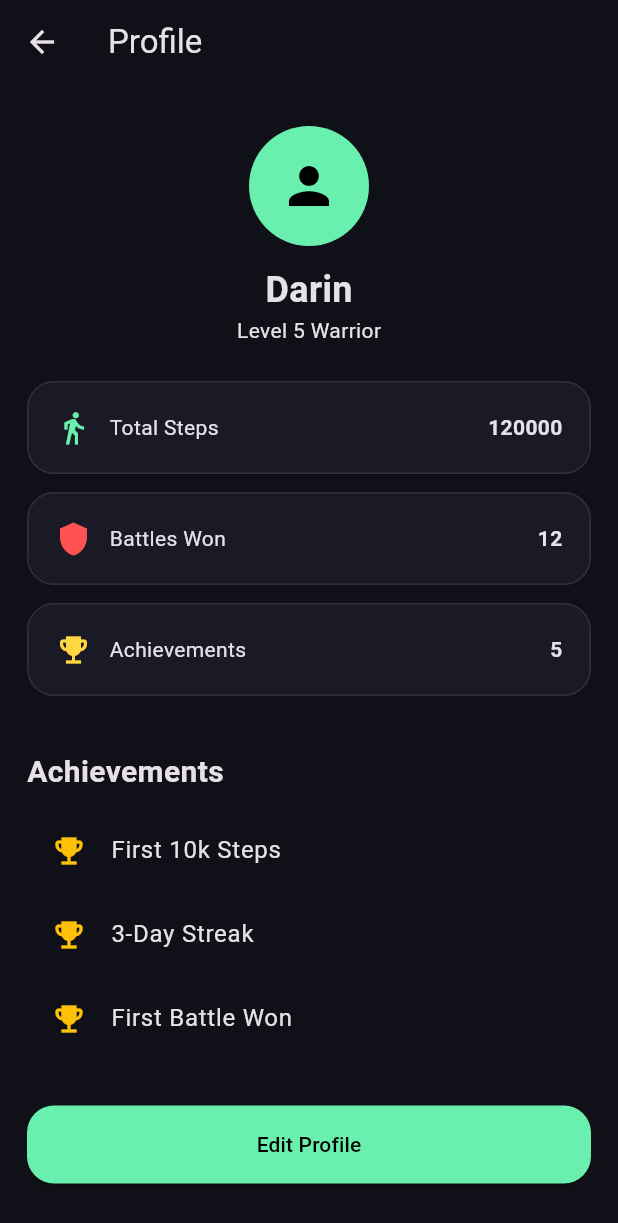
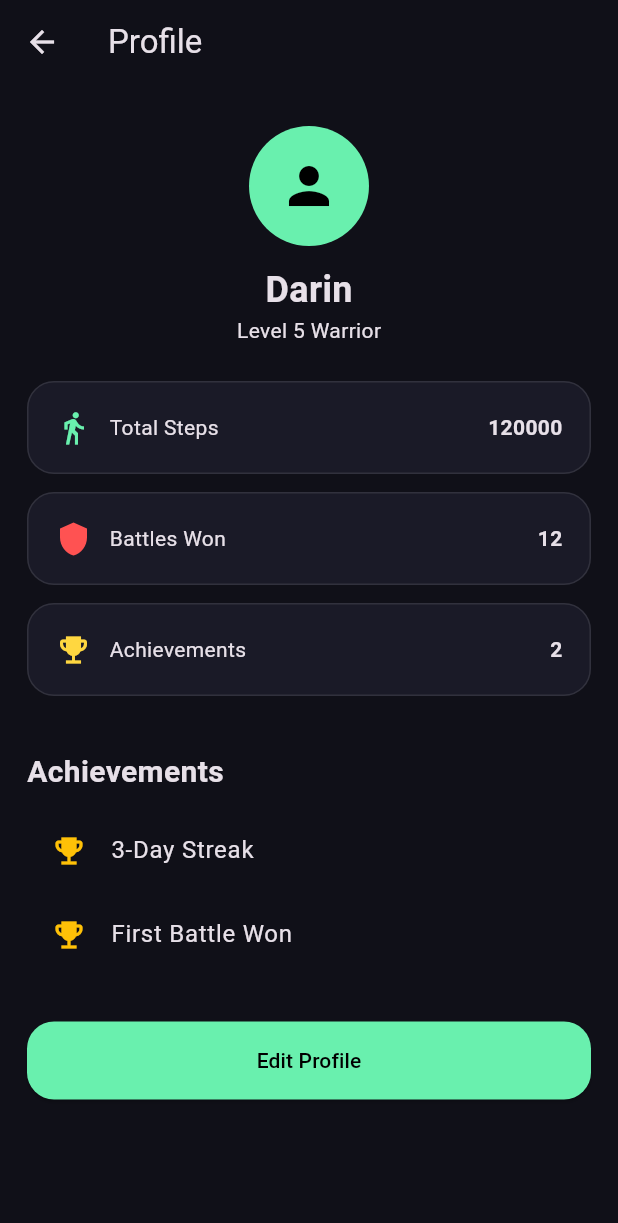
Before and after one commit to DareeInn/stepquest-fitness-rpg, a Flutter app: the QuestScreen screen opened by its route, after a tap on "Claim Reward", after a tap on the "person" icon, on a phone screen of 412 x 824 dp. Shown: the top 1223 px of the screen. Run offline on Flutter 3.47's test engine with Material 3 defaults, Android fonts, the light colour scheme and no system bars.

Commit message:
Add achievement unlock logic

```diff
--- a/lib/models/game_state.dart
+++ b/lib/models/game_state.dart
@@ -11,7 +11,30 @@ class GameState {
     streakDays: 3,
     battlesWon: 12,
     totalSteps: 120000,
+    achievements: ['3-Day Streak'],
   );
+
+  static void unlockAchievement(String achievement) {
+    if (player.achievements.contains(achievement)) return;
+    player = player.copyWith(
+      achievements: [...player.achievements, achievement],
+    );
+  }
+
+  static void checkAchievements() {
+    if (player.battlesWon >= 1) {
+      unlockAchievement('First Battle Won');
+    }
+    if (player.level >= 6) {
+      unlockAchievement('Level 6 Reached');
+    }
+    if (player.stepsToday >= 10000) {
+      unlockAchievement('10k Steps Completed');
+    }
+    if (player.streakDays >= 3) {
+      unlockAchievement('3-Day Streak');
+    }
+  }
 
   static void addXp(int amount) {
     int newXp = player.currentXp + amount;
@@ -26,9 +49,11 @@ class GameState {
     }
 
     player = player.copyWith(currentXp: newXp, level: newLevel, maxXp: maxXp);
+    checkAchievements();
   }
 
   static void addBattleWin() {
     player = player.copyWith(battlesWon: player.battlesWon + 1);
+    checkAchievements();
   }
 }
--- a/lib/models/player_stats.dart
+++ b/lib/models/player_stats.dart
@@ -9,6 +9,7 @@ class PlayerStats {
     required this.streakDays,
     required this.battlesWon,
     required this.totalSteps,
+    required this.achievements,
   });
 
   final String name;
@@ -20,6 +21,7 @@ class PlayerStats {
   final int streakDays;
   final int battlesWon;
   final int totalSteps;
+  final List<String> achievements;
 
   double get xpProgress => currentXp / maxXp;
   double get stepProgress => stepsToday / stepGoal;
@@ -34,6 +36,7 @@ class PlayerStats {
     int? streakDays,
     int? battlesWon,
     int? totalSteps,
+    List<String>? achievements,
   }) {
     return PlayerStats(
       name: name ?? this.name,
@@ -45,6 +48,7 @@ class PlayerStats {
       streakDays: streakDays ?? this.streakDays,
       battlesWon: battlesWon ?? this.battlesWon,
       totalSteps: totalSteps ?? this.totalSteps,
+      achievements: achievements ?? this.achievements,
     );
   }
 }
--- a/lib/screens/profile_screen.dart
+++ b/lib/screens/profile_screen.dart
@@ -55,9 +55,9 @@ class ProfileScreen extends StatelessWidget {
               icon: Icons.shield,
               color: Colors.redAccent,
             ),
-            const StatCard(
+            StatCard(
               title: 'Achievements',
-              value: '5',
+              value: '${player.achievements.length}',
               icon: Icons.emoji_events,
               color: Colors.amberAccent,
             ),
@@ -71,9 +71,8 @@ class ProfileScreen extends StatelessWidget {
             ),
             const SizedBox(height: 10),
 
-            _achievement("First 10k Steps"),
-            _achievement("3-Day Streak"),
-            _achievement("First Battle Won"),
+            for (final achievement in player.achievements)
+              _achievement(achievement),
 
             const SizedBox(height: 30),
 
```
